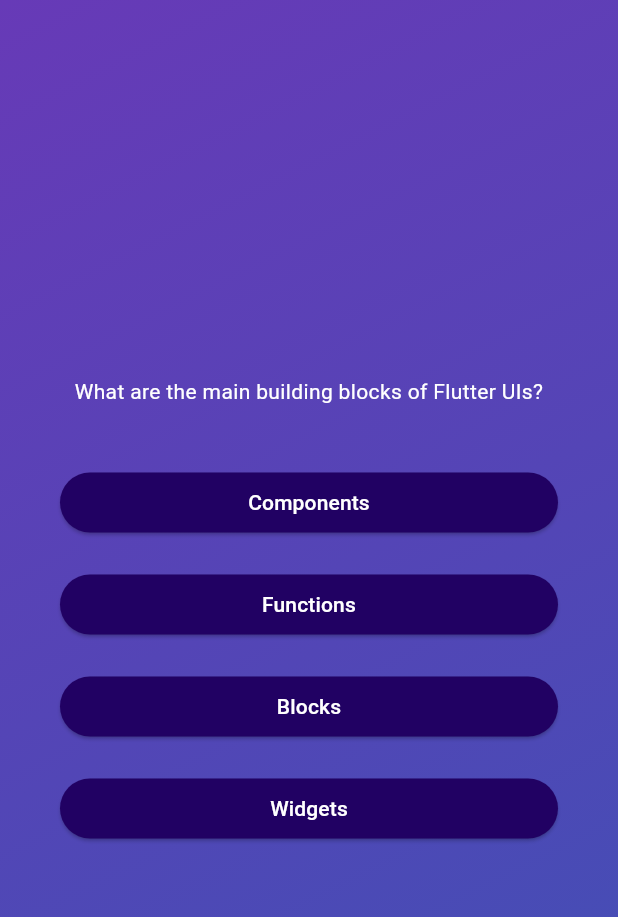
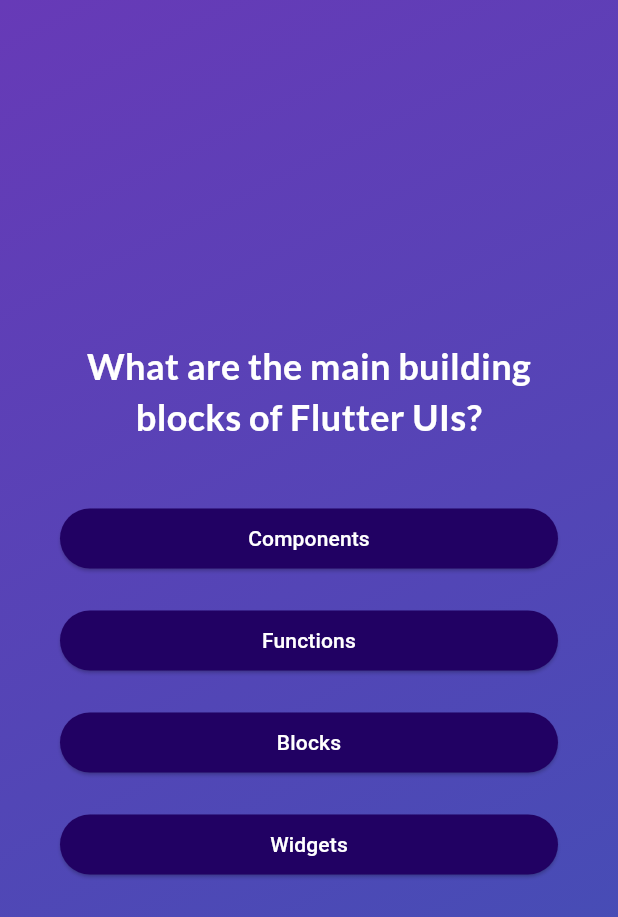
Before and after one commit to Vivekk-11/Quiz-App, a Flutter app: the screen it shows after launch, after a tap on "Start Quiz", on a phone screen of 412 x 824 dp. Shown: the top 917 px of the screen. Run offline on Flutter 3.47's test engine with Material 3 defaults, Android fonts, the phone set to English and light mode, and no system bars; our stand-ins replace google_fonts.

Commit message:
used google fonts in the app

```diff
--- a/lib/questions.dart
+++ b/lib/questions.dart
@@ -1,6 +1,7 @@
 import 'package:flutter/material.dart';
 import 'package:third_app/answer_button.dart';
 import 'package:third_app/data/questions.dart';
+import 'package:google_fonts/google_fonts.dart';
 
 class QuestionsScreen extends StatefulWidget {
   const QuestionsScreen({super.key});
@@ -33,9 +34,10 @@ class _QuestionsScreenState extends State<QuestionsScreen> {
             Text(
               currentQuestion.text,
               textAlign: TextAlign.center,
-              style: const TextStyle(
+              style: GoogleFonts.lato(
                 color: Colors.white,
-                // fontSize: 20,
+                fontSize: 24,
+                fontWeight: FontWeight.bold,
               ),
             ),
             const SizedBox(
--- a/pubspec.yaml
+++ b/pubspec.yaml
@@ -34,6 +34,7 @@ dependencies:
   # The following adds the Cupertino Icons font to your application.
   # Use with the CupertinoIcons class for iOS style icons.
   cupertino_icons: ^1.0.6
+  google_fonts: ^6.2.1
 
 dev_dependencies:
   flutter_test:
```
Also changed, not shown: pubspec.lock, 1 other file.
